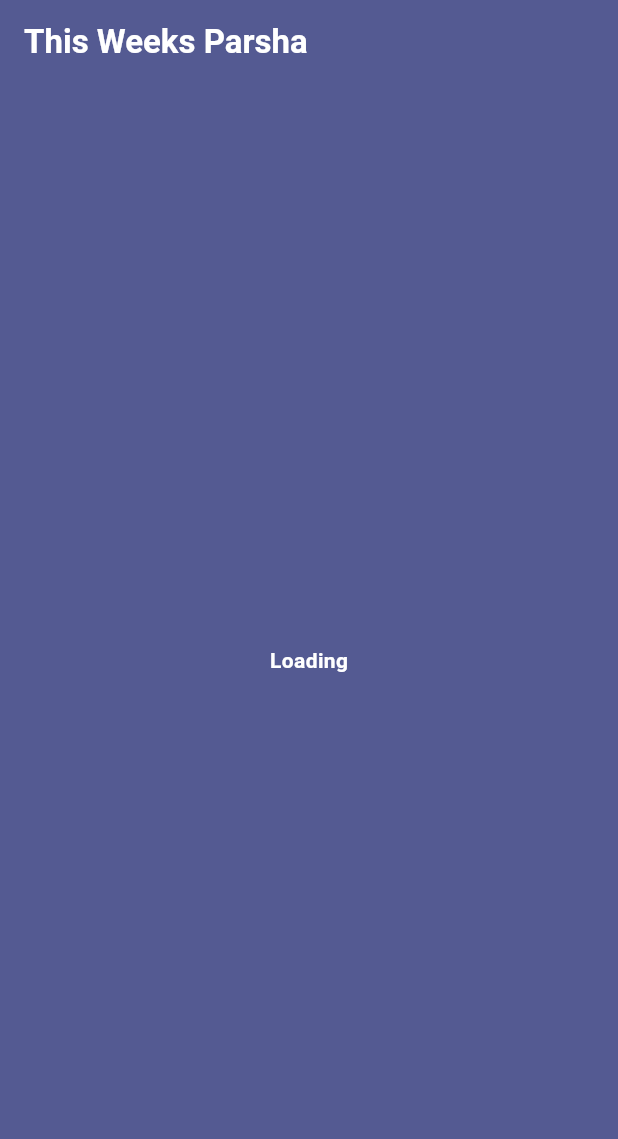
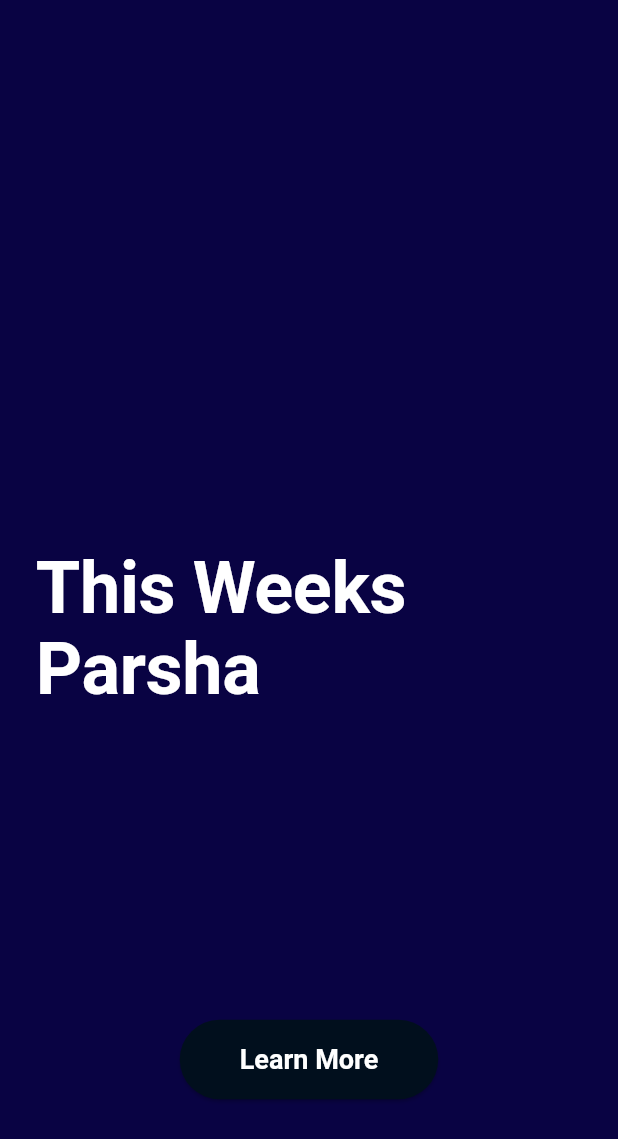
Before and after one commit to jhorwitz3/parsha, a Flutter app: the screen it shows after launch, on a phone screen of 412 x 824 dp. Shown: the top 1139 px of the screen. Run offline on Flutter 3.47's test engine with Material 3 defaults, Android fonts, the phone set to English and light mode, and no system bars; our stand-ins replace cloud_firestore, firebase_core, flutter_dotenv, freezed_annotation; accounts and stored records are empty.

Commit message:
Launch screen

```diff
--- a/lib/main.dart
+++ b/lib/main.dart
@@ -3,6 +3,7 @@ import 'package:flutter/material.dart';
 import 'package:firebase_core/firebase_core.dart';
 import 'package:flutter_dotenv/flutter_dotenv.dart';
 import 'package:parsha/models/parsha.dart';
+import 'package:parsha/style.dart';
 import 'firebase_options.dart';
 
 // ...
@@ -24,10 +25,7 @@ class MyApp extends StatelessWidget {
   Widget build(BuildContext context) {
     return MaterialApp(
       title: 'Flutter Demo',
-      theme: ThemeData(
-        colorScheme: ColorScheme.fromSeed(seedColor: const Color(0xff020a63)),
-        useMaterial3: true,
-      ),
+      theme: appTheme,
       home: const MyHomePage(),
     );
   }
@@ -67,26 +65,31 @@ class _MyHomePageState extends State<MyHomePage> {
 
   @override
   Widget build(BuildContext context) {
+    double height = MediaQuery.of(context).size.height;
+
     return Scaffold(
       backgroundColor: Theme.of(context).colorScheme.primary,
-      appBar: AppBar(
-        backgroundColor: Theme.of(context).colorScheme.primary,
-        title: Text(
-          parsha?.name ?? 'This Weeks Parsha',
-          style: const TextStyle(color: Colors.white, fontWeight: FontWeight.bold),
-        ),
-      ),
       body: Center(
         child: Column(
           mainAxisAlignment: MainAxisAlignment.center,
           children: <Widget>[
             Padding(
-              padding: const EdgeInsets.all(24.0),
+              padding: EdgeInsets.fromLTRB(24, height / 3, 24, height / 4),
               child: Text(
-                parsha?.description ?? 'Loading',
-                style: const TextStyle(color: Colors.white, fontWeight: FontWeight.bold),
+                (parsha?.name == null) ? 'This Weeks Parsha' : 'Parashat ${parsha!.name}',
+                style: Theme.of(context).textTheme.displayLarge,
               ),
             ),
+            ElevatedButton(
+                // style: ElevatedButton.styleFrom(backgroundColor: Colors.red),
+                onPressed: () => debugPrint('pressed'),
+                child: Padding(
+                  padding: const EdgeInsets.all(16.0),
+                  child: Text(
+                    'Learn More',
+                    style: Theme.of(context).textTheme.displayMedium,
+                  ),
+                ))
           ],
         ),
       ),
--- /dev/null
+++ b/lib/style.dart
@@ -0,0 +1,18 @@
+import 'package:flutter/material.dart';
+
+final ThemeData appTheme = ThemeData(
+    colorScheme: const ColorScheme(
+        brightness: Brightness.dark,
+        primary: Color(0xff090343),
+        onPrimary: Color(0xff090343),
+        secondary: Colors.white,
+        onSecondary: Colors.white,
+        surface: Color(0xff010F1D),
+        onSurface: Color(0xff010F1D),
+        onError: Colors.red,
+        error: Colors.red),
+    useMaterial3: true,
+    textTheme: const TextTheme(
+      displayLarge: TextStyle(color: Colors.white, fontWeight: FontWeight.bold, fontSize: 48),
+      displayMedium: TextStyle(color: Colors.white, fontWeight: FontWeight.bold, fontSize: 18),
+    ));
```
